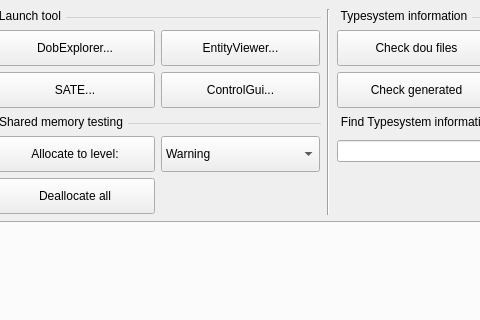
Old version of the form src/util/tool_launcher/src/MainWindow.ui in the repository SafirSDK/safir-sdk-core; both pictures show x 123 to 603 and y 0 to 320 of the 794 by 629 pixel window.
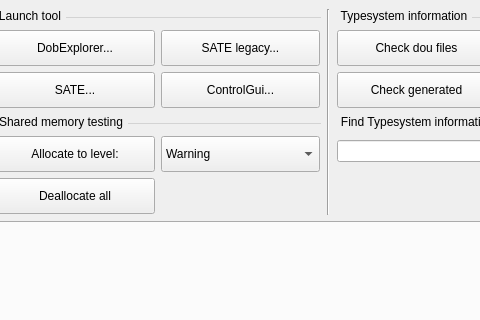
New version of the form. Icons and pictures are not drawn.

Commit message: Rename old sate to sate_legacy and sate_next to sate, and remove entity viewer. Update docs

```diff
--- a/src/util/tool_launcher/src/MainWindow.ui
+++ b/src/util/tool_launcher/src/MainWindow.ui
@@ -378,7 +378,7 @@
             </size>
            </property>
            <property name="text">
-            <string>EntityViewer...</string>
+            <string>SATE legacy...</string>
            </property>
           </widget>
          </item>
```
Left out of the diff: 20 changed lines with no effect on the pictures. The commit also changes 26 other files.
